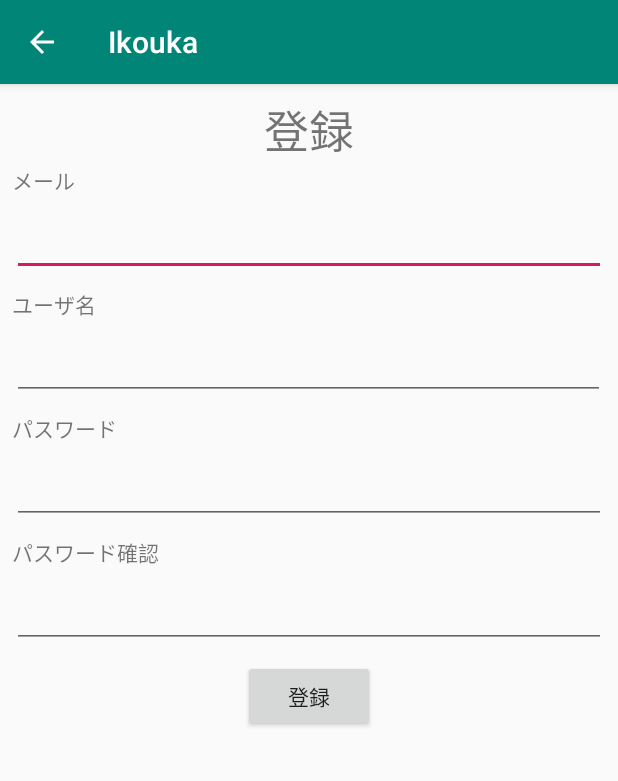
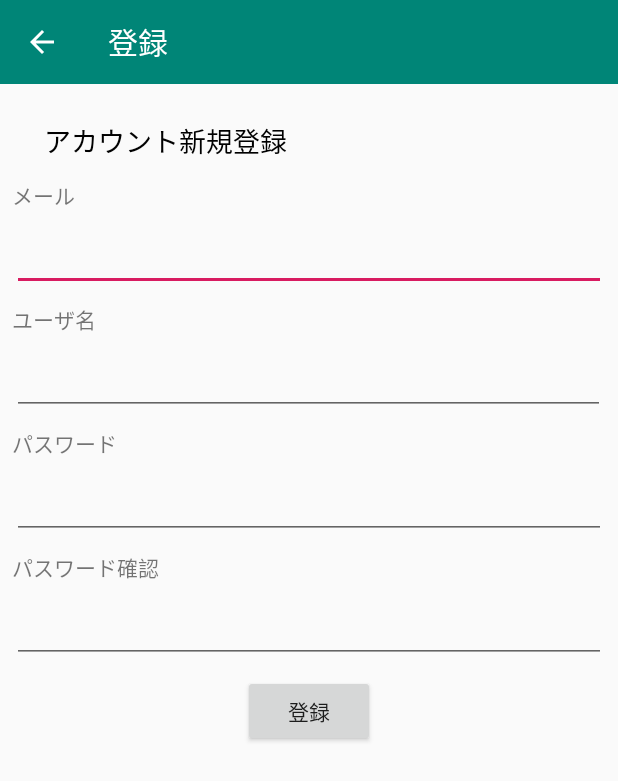
Before and after one commit to mroishii/ikouka, an Android app: the screen it shows after launch (RegisterActivity), after a tap on "登録", on a phone screen of 412 x 824 dp. Shown: the top 781 px of the screen. Run offline under Robolectric (Android 15) with nearby library versions, the light colour scheme and no system bars; our stand-ins replace Firebase (no records; nobody signed in at launch, a user with empty details on screens opened directly); libraries missing offline, so code that uses them is left out: jp.ac.ecc.

Commit message:
added toolbar

```diff
--- a/app/src/main/java/jp/ac/ecc/sk3a12/ikouka/MainActivity.kt
+++ b/app/src/main/java/jp/ac/ecc/sk3a12/ikouka/MainActivity.kt
@@ -2,36 +2,39 @@ package jp.ac.ecc.sk3a12.ikouka
 
 import android.content.Intent
 import android.os.Bundle
-import android.support.design.widget.Snackbar
 import android.support.v7.app.AppCompatActivity;
 import android.util.Log
 import android.widget.TextView
 import android.widget.Toast
+import android.support.v7.widget.Toolbar
+import android.view.Menu
+import android.view.MenuItem
 import com.google.firebase.auth.FirebaseAuth
-import com.google.firebase.auth.FirebaseUser
-
-import kotlinx.android.synthetic.main.activity_main.*
 
 class MainActivity : AppCompatActivity() {
     private lateinit var auth: FirebaseAuth
+    private var mToolbar: Toolbar? = null
+
     override fun onCreate(savedInstanceState: Bundle?) {
         super.onCreate(savedInstanceState)
         setContentView(R.layout.activity_main)
-        setSupportActionBar(toolbar)
+
+        mToolbar = findViewById(R.id.mainToolbar)
+        setSupportActionBar(mToolbar)
+        supportActionBar!!.title = "ikouka"
 
         auth = FirebaseAuth.getInstance()
-        val intent = getIntent()
-        var currentEmail = intent.getStringExtra("userEmail")
-        val mainText: TextView = findViewById(R.id.mainText)
-        mainText.setText(currentEmail)
 
-        fab.setOnClickListener { view ->
-            auth.signOut()
-            Toast.makeText(this, "signed out", Toast.LENGTH_SHORT).show()
-            val intent = Intent(this, LoginActivity::class.java)
-            startActivity(intent)
-            finish()
-        }
+        val mainText: TextView = findViewById(R.id.mainTextview)
+        mainText.text = "Welcome to ikouka!"
+
+//        fab.setOnClickListener { view ->
+//            auth.signOut()
+//            Toast.makeText(this, "signed out", Toast.LENGTH_SHORT).show()
+//            val intent = Intent(this, LoginActivity::class.java)
+//            startActivity(intent)
+//            finish()
+//        }
     }
 
     override fun onStart() {
@@ -42,8 +45,25 @@ class MainActivity : AppCompatActivity() {
             startActivity(intent)
             finish()
         } else {
-            Toast.makeText(this, "something happen", Toast.LENGTH_SHORT).show()
+            Toast.makeText(this, "signed in", Toast.LENGTH_SHORT).show()
         }
     }
 
+    override fun onCreateOptionsMenu(menu: Menu?): Boolean {
+        super.onCreateOptionsMenu(menu)
+        menuInflater.inflate(R.menu.main_menu, menu)
+        return true
+    }
+
+    override fun onOptionsItemSelected(item: MenuItem?): Boolean {
+        super.onOptionsItemSelected(item)
+        if (item!!.itemId == R.id.signout) {
+            auth.signOut()
+            Toast.makeText(this, "signed out", Toast.LENGTH_SHORT).show()
+            val intent = Intent(this, LoginActivity::class.java)
+            startActivity(intent)
+        }
+        return true
+    }
+
 }
--- a/app/src/main/java/jp/ac/ecc/sk3a12/ikouka/RegisterActivity.kt
+++ b/app/src/main/java/jp/ac/ecc/sk3a12/ikouka/RegisterActivity.kt
@@ -8,14 +8,23 @@ import android.util.Log
 import android.widget.Button
 import android.widget.EditText
 import android.widget.Toast
+import android.support.v7.widget.Toolbar
 import com.google.firebase.auth.FirebaseAuth
 
 class RegisterActivity: AppCompatActivity() {
     private lateinit var auth: FirebaseAuth
+    private var mToolbar: Toolbar? = null
 
     override fun onCreate(savedInstanceState: Bundle?) {
         super.onCreate(savedInstanceState)
         setContentView(R.layout.activity_register)
+
+        //set toolbar
+        mToolbar = findViewById(R.id.RegisterToolbar)
+        setSupportActionBar(mToolbar)
+        supportActionBar!!.title = "登録"
+        //enable back button
+        supportActionBar!!.setDisplayHomeAsUpEnabled(true)
 
         auth = FirebaseAuth.getInstance()
 
@@ -39,8 +48,6 @@ class RegisterActivity: AppCompatActivity() {
                 doRegister(email, password, username)
             }
         }
-
-
     }
 
     fun doRegister(email: String, password: String, username: String) {
--- a/app/src/main/res/layout/activity_register.xml
+++ b/app/src/main/res/layout/activity_register.xml
@@ -7,24 +7,29 @@
     tools:context=".LoginActivity"
     tools:layout_editor_absoluteY="81dp">
 
+    <include layout="@layout/main_actionbar" android:id="@+id/RegisterToolbar"/>
+
     <TextView
         android:id="@+id/labelRegisterTitle"
         android:layout_width="wrap_content"
-        android:layout_height="wrap_content"
+        android:layout_height="23dp"
         android:layout_marginStart="8dp"
-        android:layout_marginTop="8dp"
+        android:layout_marginTop="24dp"
         android:layout_marginEnd="8dp"
         android:text="@string/labelRegister"
-        android:textSize="30sp"
+        android:textColor="#000000"
+        android:textSize="18sp"
         app:layout_constraintEnd_toEndOf="parent"
+        app:layout_constraintHorizontal_bias="0.09"
         app:layout_constraintStart_toStartOf="parent"
-        app:layout_constraintTop_toTopOf="parent" />
+        app:layout_constraintTop_toBottomOf="@+id/RegisterToolbar" />
 
     <TextView
         android:id="@+id/labelInputEmail"
         android:layout_width="wrap_content"
         android:layout_height="wrap_content"
         android:layout_marginStart="8dp"
+        android:layout_marginTop="16dp"
         android:layout_marginEnd="8dp"
         android:text="@string/labelInputEmail"
         app:layout_constraintEnd_toEndOf="parent"
--- a/app/src/main/res/layout/drawer_layout.xml
+++ b/app/src/main/res/layout/drawer_layout.xml
@@ -19,7 +19,7 @@
         android:layout_height="match_parent"
         android:layout_gravity="start"
         android:fitsSystemWindows="true"
-        app:menu="@menu/drawer_view"
+        app:menu="@menu/main_menu"
         app:headerLayout="@layout/nav_header"/>
 
 </android.support.v4.widget.DrawerLayout>
--- /dev/null
+++ b/app/src/main/res/layout/main_actionbar.xml
@@ -0,0 +1,8 @@
+<?xml version="1.0" encoding="utf-8"?>
+<android.support.v7.widget.Toolbar xmlns:android="http://schemas.android.com/apk/res/android"
+    android:layout_width="match_parent"
+    android:layout_height="wrap_content"
+    android:background="@color/colorPrimary"
+    android:theme="@style/ThemeOverlay.AppCompat.Dark.ActionBar">
+
+</android.support.v7.widget.Toolbar>
--- /dev/null
+++ b/app/src/main/res/menu/main_menu.xml
@@ -0,0 +1,9 @@
+<?xml version="1.0" encoding="utf-8"?>
+<menu xmlns:android="http://schemas.android.com/apk/res/android" >
+    <group android:checkableBehavior="single">
+        <item
+            android:id="@+id/signout"
+            android:title="@string/signout" />
+
+    </group>
+</menu>
--- a/app/src/main/res/values/strings.xml
+++ b/app/src/main/res/values/strings.xml
@@ -1,10 +1,7 @@
 <resources>
     <string name="app_name">Ikouka</string>
-    <!-- drawer_view -->
-    <string name="imports">Import</string>
-    <string name="gallery">Gallery</string>
-    <string name="slideshow">Slideshow</string>
-    <string name="tools">Tools</string>
+    <!-- main_menu -->
+    <string name="signout">ログアウト</string>
 
     <!-- common -->
     <string name="labelInputEmail">メール</string>
@@ -16,7 +13,7 @@
     <string name="btnGoRegister">登録</string>
 
     <!-- activity_register -->
-    <string name="labelRegister">登録</string>
+    <string name="labelRegister">アカウント新規登録</string>
     <string name="labelInputUsername">ユーザ名</string>
     <string name="labelInputPasswordConfirm">パスワード確認</string>
     <string name="btnRegister">登録</string>
--- a/app/src/main/res/values/styles.xml
+++ b/app/src/main/res/values/styles.xml
@@ -1,7 +1,7 @@
 <resources>
 
     <!-- Base application theme. -->
-    <style name="AppTheme" parent="Theme.AppCompat.Light.DarkActionBar">
+    <style name="AppTheme" parent="Theme.AppCompat.Light.NoActionBar">
         <!-- Customize your theme here. -->
         <item name="colorPrimary">@color/colorPrimary</item>
         <item name="colorPrimaryDark">@color/colorPrimaryDark</item>
```
Also changed, not shown: app/src/main/res/layout/activity_main.xml (+9 -29 lines), app/src/main/res/layout/content_main.xml (deleted, +0 -25 lines), app/src/main/res/menu/drawer_view.xml (deleted, +0 -21 lines).
